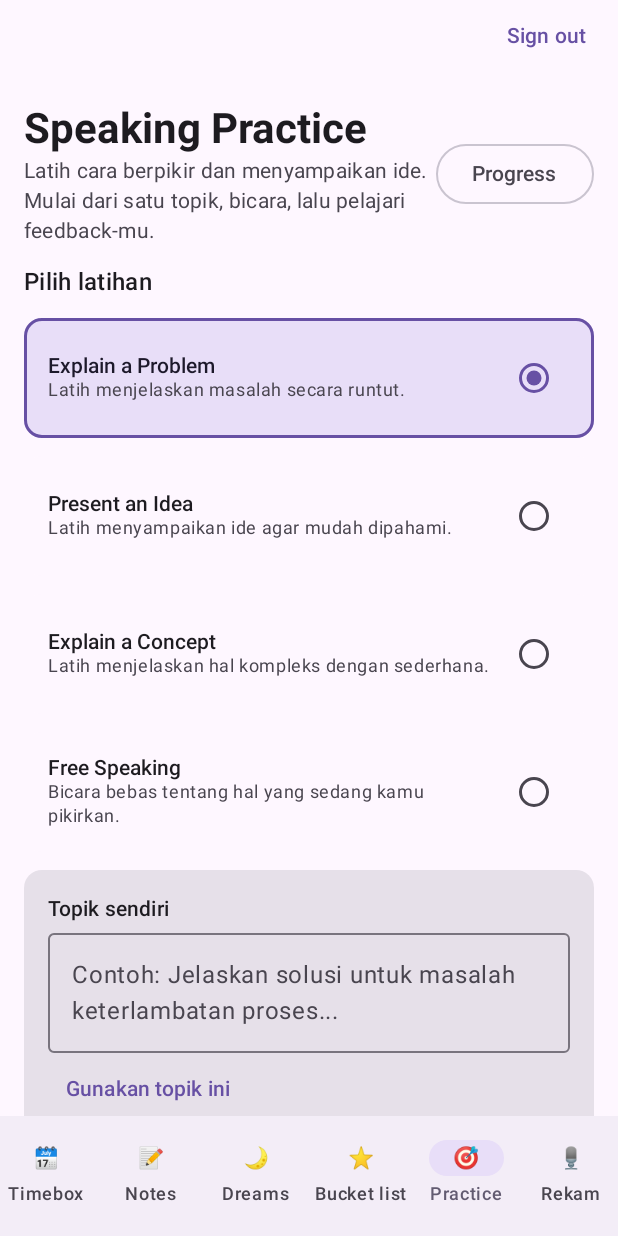
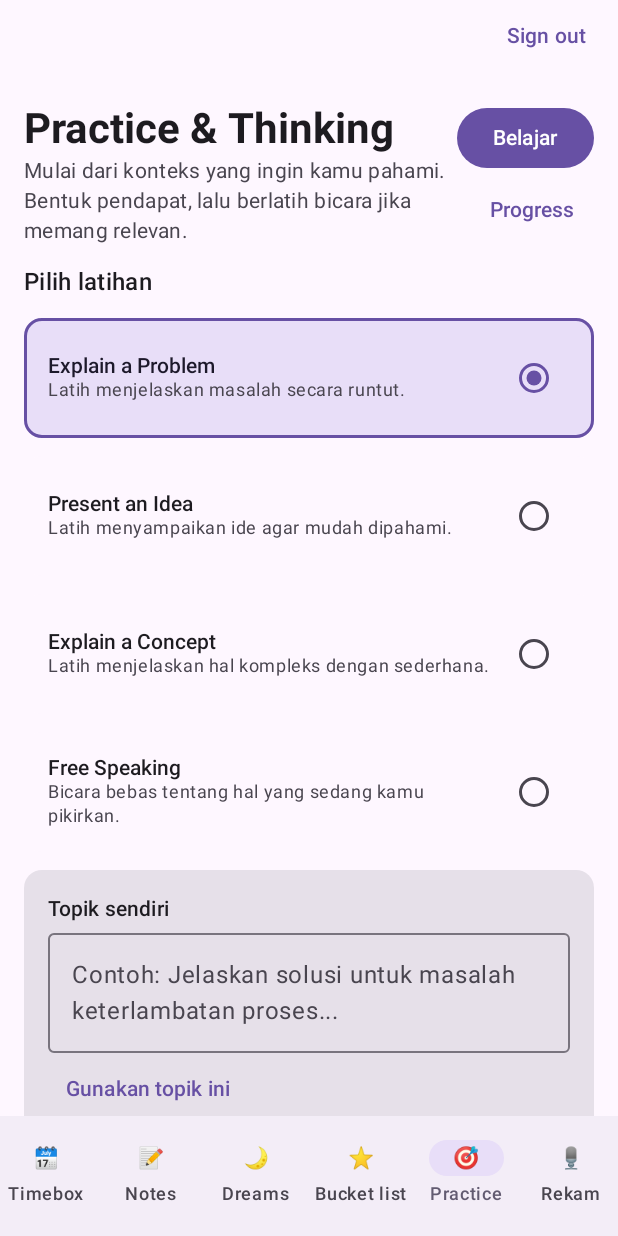
Before and after one commit to siwawasiwatunowo-design/daybook, an Android app built with Jetpack Compose: the composable Home shown on its own in the app's theme, item 5 of the bottom bar chosen, on a phone screen of 412 x 824 dp. Run offline under Robolectric (Android 15) with nearby library versions, the phone set to English and light mode, and no system bars; our stand-ins replace Firebase (no records; nobody signed in at launch, a user with empty details on screens opened directly); libraries missing offline, so code that uses them is left out: com.mohamedrejeb.richeditor; network calls fail; 2 statements that could not run were skipped.

Commit message:
feat(learning): add context-first flow entry to Practice

```diff
--- a/app/src/main/java/com/example/daybook/MainActivity.kt
+++ b/app/src/main/java/com/example/daybook/MainActivity.kt
@@ -1419,6 +1419,7 @@ fun PracticeModeScreen(vm: VM) {
     var customPromptOverride by rememberSaveable { mutableStateOf("") }
     var openResultId by rememberSaveable { mutableStateOf<String?>(null) }
     var showProgress by rememberSaveable { mutableStateOf(false) }
+    var showLearning by rememberSaveable { mutableStateOf(false) }
     val isPracticeRecording = live?.title?.startsWith("Practice —") == true
     var cloudHistoryLoading by remember { mutableStateOf(true) }
     var cloudHistoryError by remember { mutableStateOf<String?>(null) }
@@ -1523,6 +1524,19 @@ fun PracticeModeScreen(vm: VM) {
         return
     }
 
+    if (showLearning) {
+        LearningExperienceScreen(
+            onBack = { showLearning = false },
+            onStartSpeaking = { title, instructions ->
+                selected = "custom"
+                customTopic = title
+                customPromptOverride = instructions
+                showLearning = false
+            }
+        )
+        return
+    }
+
     if (showProgress) {
         PracticeProgressScreen(
             onBack = { showProgress = false },
@@ -1553,12 +1567,13 @@ fun PracticeModeScreen(vm: VM) {
         item {
             Row(Modifier.fillMaxWidth(), verticalAlignment = Alignment.CenterVertically) {
                 Column(Modifier.weight(1f)) {
-                    Text("Speaking Practice", style = MaterialTheme.typography.headlineMedium, fontWeight = FontWeight.Bold)
-                    Text("Latih cara berpikir dan menyampaikan ide. Mulai dari satu topik, bicara, lalu pelajari feedback-mu.",
+                    Text("Practice & Thinking", style = MaterialTheme.typography.headlineMedium, fontWeight = FontWeight.Bold)
+                    Text("Mulai dari konteks yang ingin kamu pahami. Bentuk pendapat, lalu berlatih bicara jika memang relevan.",
                         style = MaterialTheme.typography.bodyMedium, color = MaterialTheme.colorScheme.onSurfaceVariant)
                 }
-                OutlinedButton(onClick = { showProgress = true }) {
-                    Text("Progress")
+                Column(horizontalAlignment = Alignment.End) {
+                    Button(onClick = { showLearning = true }) { Text("Belajar") }
+                    TextButton(onClick = { showProgress = true }) { Text("Progress") }
                 }
             }
         }
```
